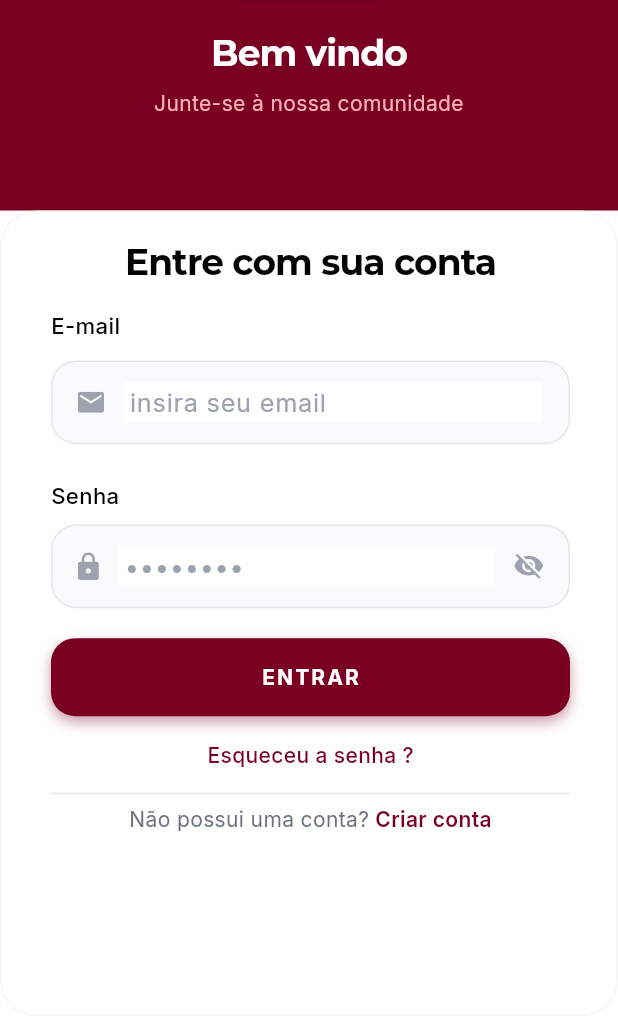
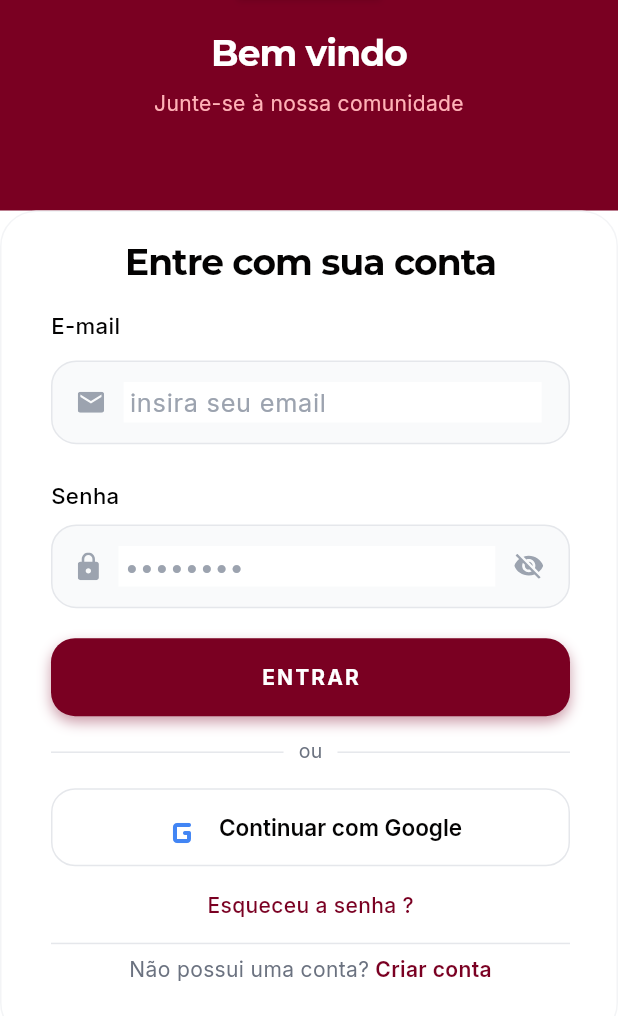
Before and after one commit to GabrielBielFerreira/Comunindade-Nova-alianca-APP, a Flutter app: the EntracontaScreen screen opened by its route, on a phone screen of 412 x 824 dp, the part 220-1236 px from its top. Run offline on Flutter 3.47's test engine with Material 3 defaults, Android fonts, the phone set to English and light mode, and no system bars; our stand-ins replace cloud_firestore, cloud_functions, firebase_auth, firebase_core, firebase_messaging, flutter_riverpod and 8 more; accounts and stored records are empty; generated files the repository leaves out were written again; statements that could not run were skipped.

Commit message:
feat(auth): login/cadastro com Google
- AuthService.entrarComGoogle(): fluxo google_sign_in -> credencial Firebase
  (signInWithCredential). No primeiro acesso, provisiona usuarios/{uid} como
  membro PENDENTE (mesma esteira de aprovacao do cadastro por e-mail). Logout
  tambem desconecta do Google (permite trocar de conta).
- Botao 'Continuar com Google' na tela de login (serve para entrar E cadastrar).
- Requer, no console do Firebase (Android), registrar as impressoes SHA do app
  e baixar o google-services.json atualizado, senao o Google retorna erro.

google_sign_in 6.3.0.

```diff
--- a/lib/features/auth/providers/auth_controller.dart
+++ b/lib/features/auth/providers/auth_controller.dart
@@ -41,6 +41,12 @@ class AuthActions {
     return _auth.esqueciSenha(email);
   }
 
+  /// Retorna `false` se o usuário cancelar o fluxo do Google (sem erro).
+  Future<bool> entrarComGoogle() async {
+    final cred = await _auth.entrarComGoogle();
+    return cred != null;
+  }
+
   /// Logout completo: desativa o token FCM do dispositivo antes de encerrar a
   /// sessão para não continuar recebendo notificações após sair.
   Future<void> sair() async {
--- a/lib/visual/screens/entraconta_screen.dart
+++ b/lib/visual/screens/entraconta_screen.dart
@@ -106,6 +106,24 @@ class _EntracontaScreenState extends ConsumerState<EntracontaScreen> {
     }
   }
 
+  Future<void> _submitGoogle() async {
+    if (_loading) return;
+    FocusScope.of(context).unfocus();
+    setState(() => _loading = true);
+    try {
+      final ok = await ref.read(authActionsProvider).entrarComGoogle();
+      // Sucesso: o RootGate reage à sessão; voltamos à raiz. Cancelamento
+      // (ok == false) não faz nada.
+      if (ok && mounted) {
+        Navigator.of(context).popUntil((route) => route.isFirst);
+      }
+    } catch (e) {
+      if (mounted) _showMessage(mensagemErroAuth(e));
+    } finally {
+      if (mounted) setState(() => _loading = false);
+    }
+  }
+
   @override
   Widget build(BuildContext context) {
     return Scaffold(
@@ -154,6 +172,7 @@ class _EntracontaScreenState extends ConsumerState<EntracontaScreen> {
                               () => _obscurePassword = !_obscurePassword,
                             ),
                             onSubmit: _submitLogin,
+                            onGoogle: _submitGoogle,
                           ),
                         ],
                       ),
@@ -259,6 +278,7 @@ class _LoginCard extends StatelessWidget {
     required this.loading,
     required this.onTogglePassword,
     required this.onSubmit,
+    required this.onGoogle,
   });
 
   final double scale;
@@ -269,6 +289,7 @@ class _LoginCard extends StatelessWidget {
   final bool loading;
   final VoidCallback onTogglePassword;
   final VoidCallback onSubmit;
+  final VoidCallback onGoogle;
 
   @override
   Widget build(BuildContext context) {
@@ -328,6 +349,25 @@ class _LoginCard extends StatelessWidget {
           ),
           SizedBox(height: 20 * scale),
           _SubmitButton(scale: scale, onTap: onSubmit, loading: loading),
+          SizedBox(height: 14 * scale),
+          Row(
+            children: [
+              const Expanded(child: Divider(color: EntracontaScreen._border)),
+              Padding(
+                padding: EdgeInsets.symmetric(horizontal: 10 * scale),
+                child: Text(
+                  'ou',
+                  style: GoogleFonts.inter(
+                    fontSize: 13 * scale,
+                    color: EntracontaScreen._muted,
+                  ),
+                ),
+              ),
+              const Expanded(child: Divider(color: EntracontaScreen._border)),
+            ],
+          ),
+          SizedBox(height: 14 * scale),
+          _GoogleButton(scale: scale, onTap: loading ? null : onGoogle),
           SizedBox(height: 16 * scale),
           GestureDetector(
             onTap: () =>
@@ -519,6 +559,46 @@ class _FormFieldBlock extends StatelessWidget {
   }
 }
 
+/// Botão "Continuar com Google". Serve tanto para entrar quanto para cadastrar
+/// (novos usuários entram na esteira de aprovação como membro pendente).
+class _GoogleButton extends StatelessWidget {
+  const _GoogleButton({required this.scale, required this.onTap});
+
+  final double scale;
+  final VoidCallback? onTap;
+
+  @override
+  Widget build(BuildContext context) {
+    return SizedBox(
+      width: double.infinity,
+      height: 52 * scale,
+      child: OutlinedButton.icon(
+        onPressed: onTap,
+        icon: Icon(
+          Icons.g_mobiledata_rounded,
+          size: 32 * scale,
+          color: const Color(0xFF4285F4),
+        ),
+        label: Text(
+          'Continuar com Google',
+          style: GoogleFonts.inter(
+            fontSize: 15 * scale,
+            fontWeight: FontWeight.w600,
+            color: EntracontaScreen._text,
+          ),
+        ),
+        style: OutlinedButton.styleFrom(
+          backgroundColor: Colors.white,
+          side: const BorderSide(color: EntracontaScreen._border),
+          shape: RoundedRectangleBorder(
+            borderRadius: BorderRadius.circular(16 * scale),
+          ),
+        ),
+      ),
+    );
+  }
+}
+
 class _SubmitButton extends StatelessWidget {
   const _SubmitButton({
     required this.scale,
--- a/pubspec.yaml
+++ b/pubspec.yaml
@@ -14,6 +14,7 @@ dependencies:
   # Firebase
   firebase_core: ^3.6.0
   firebase_auth: ^5.3.1
+  google_sign_in: ^6.2.1
   cloud_firestore: ^5.4.4
   firebase_storage: ^12.3.4
   firebase_messaging: ^15.1.3
```
Also changed, not shown: lib/features/auth/data/auth_service.dart (+47 -2 lines), pubspec.lock, 1 other file.
